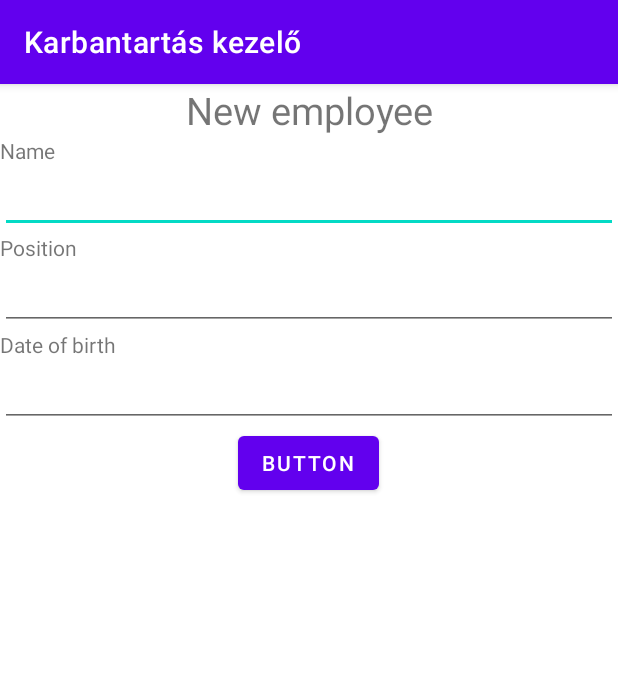
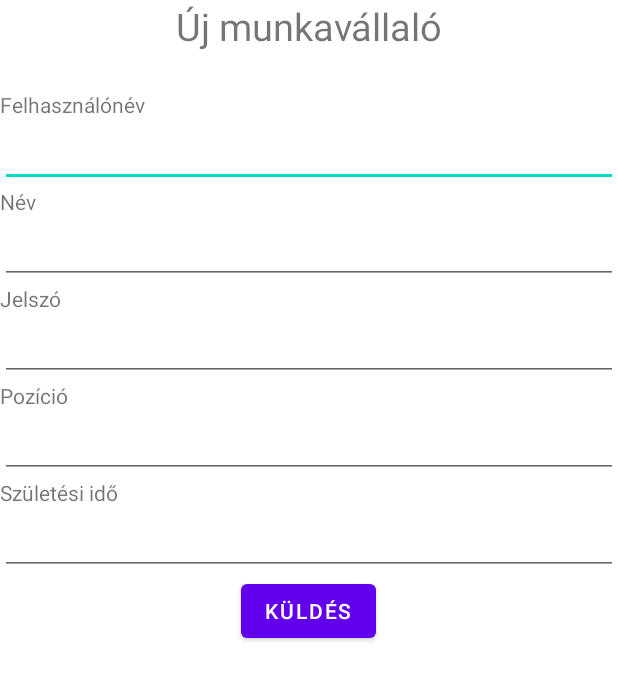
Before and after one commit to RaczNikoletta/Maintenance-management, an Android app: the fragment addUsersFragment shown on its own in the app's theme, on a phone screen of 412 x 824 dp. Shown: the top 680 px of the screen. Run offline under Robolectric (Android 15) with nearby library versions, the phone set to English and light mode, and no system bars.

Commit message:
Fragments update and login demo

```diff
--- a/maintenance_manager_android/app/build.gradle
+++ b/maintenance_manager_android/app/build.gradle
@@ -25,6 +25,9 @@ android {
         sourceCompatibility JavaVersion.VERSION_1_8
         targetCompatibility JavaVersion.VERSION_1_8
     }
+    buildFeatures {
+        viewBinding true
+    }
 }
 
 dependencies {
@@ -35,6 +38,8 @@ dependencies {
     implementation 'com.squareup.retrofit2:retrofit:2.5.0'
     implementation 'com.squareup.retrofit2:converter-gson:2.5.0'
     implementation 'androidx.legacy:legacy-support-v4:1.0.0'
+    implementation 'androidx.navigation:navigation-fragment:2.4.1'
+    implementation 'androidx.navigation:navigation-ui:2.4.1'
     testImplementation 'junit:junit:4.+'
     androidTestImplementation 'androidx.test.ext:junit:1.1.3'
     androidTestImplementation 'androidx.test.espresso:espresso-core:3.4.0'
--- a/maintenance_manager_android/app/src/main/java/com/example/maintenance_manager_android/JsonPlaceHolderApi.java
+++ b/maintenance_manager_android/app/src/main/java/com/example/maintenance_manager_android/JsonPlaceHolderApi.java
@@ -1,4 +1,6 @@
 package com.example.maintenance_manager_android;
+
+import android.util.Log;
 
 import java.util.List;
 
@@ -21,7 +23,7 @@ public interface JsonPlaceHolderApi {
     @POST("auth/login")
     Call<LoginModel>loginuser(@Body LoginModel login);
 
-    @POST("auth/")
+    //@POST("auth/")
 
     //@POST("auth/create")
     //Call<createUser
--- a/maintenance_manager_android/app/src/main/java/com/example/maintenance_manager_android/addToolsFragment.java
+++ b/maintenance_manager_android/app/src/main/java/com/example/maintenance_manager_android/addToolsFragment.java
@@ -36,4 +36,5 @@ public class addToolsFragment extends Fragment {
 
         return view;
     }
+
 }
--- a/maintenance_manager_android/app/src/main/java/com/example/maintenance_manager_android/addWorkerFragment.java
+++ b/maintenance_manager_android/app/src/main/java/com/example/maintenance_manager_android/addUsersFragment.java
@@ -1,20 +1,18 @@
 package com.example.maintenance_manager_android;
 
-import android.os.Bundle;
-
+import androidx.appcompat.app.AppCompatActivity;
 import androidx.fragment.app.Fragment;
 
+import android.os.Bundle;
 import android.view.LayoutInflater;
 import android.view.View;
 import android.view.ViewGroup;
 
-public class addWorkerFragment extends Fragment {
+public class addUsersFragment extends Fragment {
 
-
-    public addWorkerFragment() {
+    public addUsersFragment() {
         // Required empty public constructor
     }
-
 
     @Override
     public void onCreate(Bundle savedInstanceState) {
@@ -25,6 +23,11 @@ public class addWorkerFragment extends Fragment {
     public View onCreateView(LayoutInflater inflater, ViewGroup container,
                              Bundle savedInstanceState) {
         // Inflate the layout for this fragment
-        return inflater.inflate(R.layout.fragment_add_worker, container, false);
+        View view = inflater.inflate(R.layout.fragment_add_worker, container,false);
+        setRetainInstance(true); // to enable changing orientation of the mobile
+
+
+
+        return view;
     }
 }
--- a/maintenance_manager_android/app/src/main/res/layout/activity_main.xml
+++ b/maintenance_manager_android/app/src/main/res/layout/activity_main.xml
@@ -35,7 +35,7 @@
          android:layout_gravity="start"
          android:id="@+id/nav_view"
          app:headerLayout="@layout/nav_header"
-         app:menu="@menu/drawer_menu"
+         app:menu="@menu/drawer_admin"
          />
 
 
--- a/maintenance_manager_android/app/src/main/res/layout/fragment_add_worker.xml
+++ b/maintenance_manager_android/app/src/main/res/layout/fragment_add_worker.xml
@@ -10,15 +10,29 @@
         android:id="@+id/addToolsTv"
         android:layout_width="match_parent"
         android:layout_height="wrap_content"
+        android:layout_marginBottom="25dp"
         android:gravity="center_horizontal"
-        android:text="New employee"
+        android:text="@string/New_employee"
         android:textSize="25dp" />
+
+    <TextView
+        android:id="@+id/textView4"
+        android:layout_width="match_parent"
+        android:layout_height="wrap_content"
+        android:text="@string/UsernameTv" />
+
+    <EditText
+        android:id="@+id/editTextTextPersonName"
+        android:layout_width="match_parent"
+        android:layout_height="wrap_content"
+        android:ems="10"
+        android:inputType="textPersonName" />
 
     <TextView
         android:id="@+id/nameTextView"
         android:layout_width="match_parent"
         android:layout_height="wrap_content"
-        android:text="Name" />
+        android:text="Név" />
 
     <EditText
         android:id="@+id/nameEt"
@@ -28,10 +42,23 @@
         android:inputType="textPersonName" />
 
     <TextView
+        android:id="@+id/passwordTv"
+        android:layout_width="match_parent"
+        android:layout_height="wrap_content"
+        android:text="@string/PasswordTv" />
+
+    <EditText
+        android:id="@+id/editTextTextPersonName4"
+        android:layout_width="match_parent"
+        android:layout_height="wrap_content"
+        android:ems="10"
+        android:inputType="textPersonName" />
+
+    <TextView
         android:id="@+id/catTv"
         android:layout_width="match_parent"
         android:layout_height="wrap_content"
-        android:text="Position" />
+        android:text="@string/Position" />
 
     <EditText
         android:id="@+id/catEt"
@@ -44,7 +71,7 @@
         android:id="@+id/descTv"
         android:layout_width="match_parent"
         android:layout_height="wrap_content"
-        android:text="Date of birth" />
+        android:text="@string/Date_of_birth" />
 
     <EditText
         android:id="@+id/descEt"
@@ -54,10 +81,10 @@
         android:inputType="textPersonName" />
 
     <Button
-        android:id="@+id/button"
+        android:id="@+id/sendWorkerBtn"
         android:layout_width="wrap_content"
         android:layout_height="wrap_content"
         android:layout_gravity="center"
-        android:text="Button" />
+        android:text="@string/SendBtn" />
 
 </LinearLayout>
--- a/maintenance_manager_android/app/src/main/res/menu/drawer_menu.xml
+++ b/maintenance_manager_android/app/src/main/res/menu/drawer_admin.xml
@@ -1,7 +1,9 @@
 <?xml version="1.0" encoding="utf-8"?>
 <menu xmlns:android="http://schemas.android.com/apk/res/android"
     xmlns:tools="http://schemas.android.com/tools"
-   tools:showIn="navigation_view">
+   tools:showIn="navigation_view"
+    android:id="@+id/admin_menu"
+    >
     <group android:checkableBehavior="single">
         <item
             android:id="@+id/nav_message"
--- a/maintenance_manager_android/app/src/main/res/values-night/themes.xml
+++ b/maintenance_manager_android/app/src/main/res/values-night/themes.xml
@@ -12,5 +12,7 @@
         <!-- Status bar color. -->
         <item name="android:statusBarColor" tools:targetApi="l">?attr/colorPrimaryVariant</item>
         <!-- Customize your theme here. -->
+        <item name="windowActionBar">false</item>
+        <item name="windowNoTitle">true</item>
     </style>
 </resources>
--- a/maintenance_manager_android/app/src/main/res/values/strings.xml
+++ b/maintenance_manager_android/app/src/main/res/values/strings.xml
@@ -13,5 +13,8 @@
     <string name="Share">Megosztás</string>
     <string name="Send">Küldés</string>
     <string name="Communicate">Kommunikáció</string>
+    <string name="Position">Pozíció</string>
+    <string name="Date_of_birth">Születési idő</string>
+    <string name="New_employee">Új munkavállaló</string>
 
 </resources>
```
Also changed, not shown: api/maintenance-management/src/main/java/com/mm/rest/resources/AuthResource.java (+5 -4 lines), maintenance_manager_android/app/src/main/AndroidManifest.xml (+10 -5 lines), maintenance_manager_android/app/src/main/java/com/example/maintenance_manager_android/adminMenu.java (added, +37 -0 lines), maintenance_manager_android/app/src/main/java/com/example/maintenance_manager_android/loginActivity.java (+11 -1 lines), maintenance_manager_android/app/src/main/res/values/themes.xml (+10 -0 lines), 1 other file.
